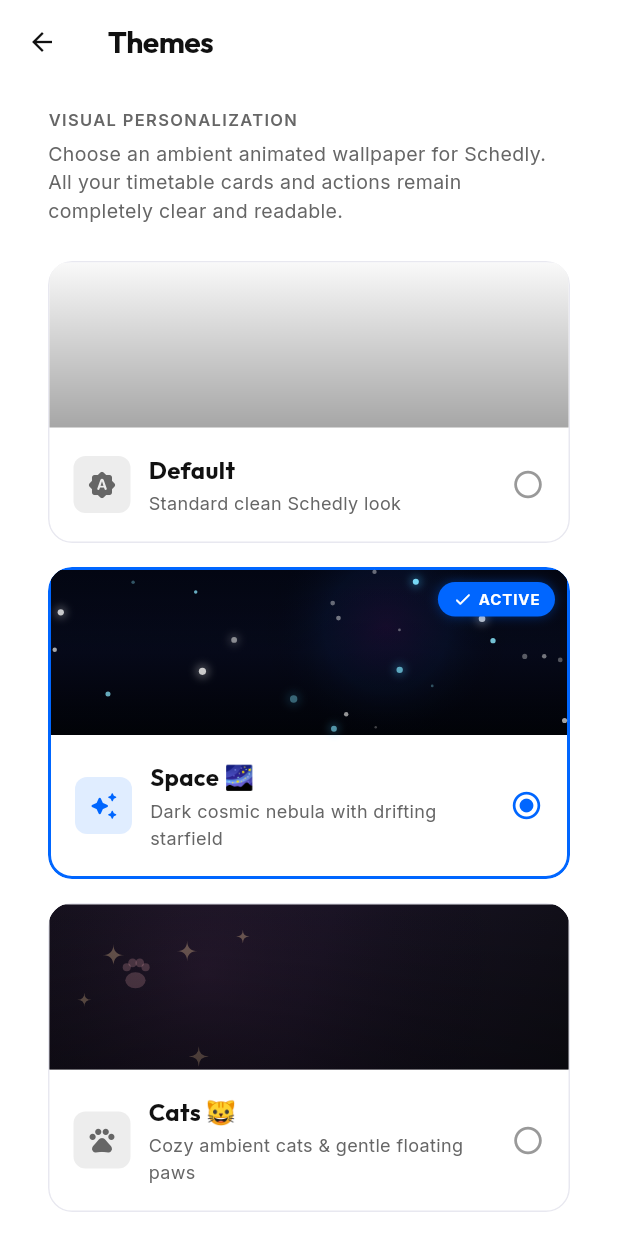
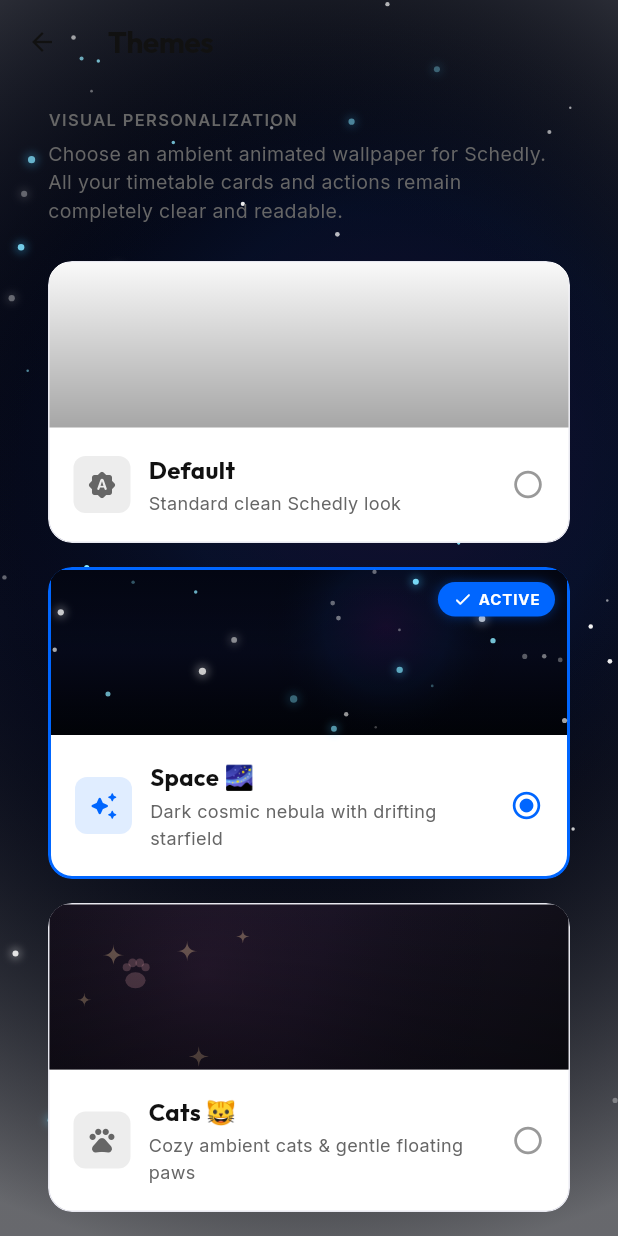
Before and after one commit to sorty11/Schedly, a Flutter app: the ThemesPage screen opened directly, after a tap on "Space 🌌", on a phone screen of 412 x 824 dp. Run offline on Flutter 3.47's test engine with Material 3 defaults, Android fonts, the phone set to English and light mode, and no system bars; our stand-ins replace cloud_firestore, connectivity_plus, device_info_plus, file_picker, firebase_auth, firebase_core and 10 more; missing offline and left inert: excel, syncfusion_flutter_pdf; accounts and stored records are empty.

Commit message:
fix(theme): make page transitions transparent to reveal animated theme background

```diff
--- a/lib/theme/animated_theme_background.dart
+++ b/lib/theme/animated_theme_background.dart
@@ -37,10 +37,10 @@
                   center: const Alignment(0.0, -0.2),
                   radius: 1.25,
                   colors: [
-                    (isDark ? Colors.black : Colors.white).withValues(alpha: isDark ? 0.25 : 0.65),
-                    (isDark ? Colors.black : Colors.white).withValues(alpha: isDark ? 0.65 : 0.85),
+                    Colors.transparent,
+                    (isDark ? Colors.black : Colors.white).withValues(alpha: isDark ? 0.25 : 0.40),
                   ],
-                  stops: const [0.2, 1.0],
+                  stops: const [0.35, 1.0],
                 ),
               ),
             ),
@@ -649,15 +649,15 @@
     canvas.drawRect(rect, bgPaint);
 
     // Neon horizon sun arc
-    final horizonY = size.height * 0.58;
-    final sunRadius = math.min(size.width * 0.35, 120.0);
+    final horizonY = size.height * 0.46;
+    final sunRadius = math.min(size.width * 0.40, 150.0);
     final sunPaint = Paint()
       ..shader = LinearGradient(
         begin: Alignment.topCenter,
         end: Alignment.bottomCenter,
         colors: [
-          const Color(0xFFFF007F).withValues(alpha: 0.35),
-          const Color(0xFFFF8C00).withValues(alpha: 0.15),
+          const Color(0xFFFF007F).withValues(alpha: 0.50),
+          const Color(0xFFFF8C00).withValues(alpha: 0.25),
           Colors.transparent,
         ],
       ).createShader(
@@ -667,13 +667,13 @@
 
     // Retro horizon grid
     final gridPaint = Paint()
-      ..color = const Color(0xFFFF007F).withValues(alpha: 0.14)
-      ..strokeWidth = 1.0;
+      ..color = const Color(0xFFFF007F).withValues(alpha: 0.28)
+      ..strokeWidth = 1.2;
 
-    const gridLines = 8;
+    const gridLines = 10;
     for (int i = 0; i < gridLines; i++) {
       final t = (i + (progress * 2.5) % 1.0) / gridLines;
-      final y = horizonY + math.pow(t, 2.0) * (size.height - horizonY);
+      final y = horizonY + math.pow(t, 1.8) * (size.height - horizonY);
       canvas.drawLine(Offset(0, y), Offset(size.width, y), gridPaint);
     }
 
--- a/lib/theme/app_theme.dart
+++ b/lib/theme/app_theme.dart
@@ -306,12 +306,19 @@
       colorScheme: colorScheme,
       textTheme: textTheme,
       fontFamily: 'Inter', // Default fallback
-      pageTransitionsTheme: const PageTransitionsTheme(
+      pageTransitionsTheme: PageTransitionsTheme(
         builders: {
-          TargetPlatform.android: FadeThroughPageTransitionsBuilder(),
-          TargetPlatform.iOS: FadeThroughPageTransitionsBuilder(),
+          TargetPlatform.android: FadeThroughPageTransitionsBuilder(
+            fillColor: transparentScaffold ? Colors.transparent : null,
+          ),
+          TargetPlatform.iOS: FadeThroughPageTransitionsBuilder(
+            fillColor: transparentScaffold ? Colors.transparent : null,
+          ),
         },
       ),
+      canvasColor: transparentScaffold
+          ? Colors.transparent
+          : AppColors.surface,
       scaffoldBackgroundColor: transparentScaffold
           ? Colors.transparent
           : AppColors.background,
@@ -529,12 +536,19 @@
       colorScheme: colorScheme,
       textTheme: textTheme,
       fontFamily: 'Inter', // Default fallback
-      pageTransitionsTheme: const PageTransitionsTheme(
+      pageTransitionsTheme: PageTransitionsTheme(
         builders: {
-          TargetPlatform.android: FadeThroughPageTransitionsBuilder(),
-          TargetPlatform.iOS: FadeThroughPageTransitionsBuilder(),
+          TargetPlatform.android: FadeThroughPageTransitionsBuilder(
+            fillColor: transparentScaffold ? Colors.transparent : null,
+          ),
+          TargetPlatform.iOS: FadeThroughPageTransitionsBuilder(
+            fillColor: transparentScaffold ? Colors.transparent : null,
+          ),
         },
       ),
+      canvasColor: transparentScaffold
+          ? Colors.transparent
+          : AppColors.surfaceDark,
       scaffoldBackgroundColor: transparentScaffold
           ? Colors.transparent
           : AppColors.backgroundDark,
```
Also changed, not shown: 1 other file.
